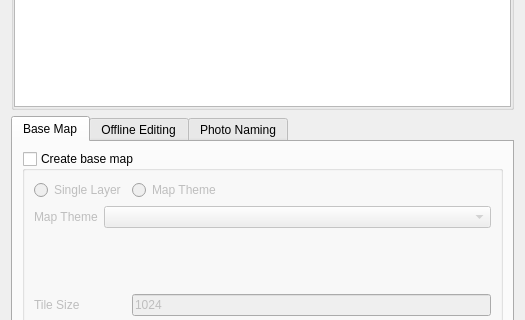
The window that qfieldsync/ui/project_configuration_dialog.ui (opengisch/qfieldsync) describes before a commit, drawn with Qt 5; both pictures show x 0 to 525 and y 153 to 473 of the 525 by 579 pixel window.
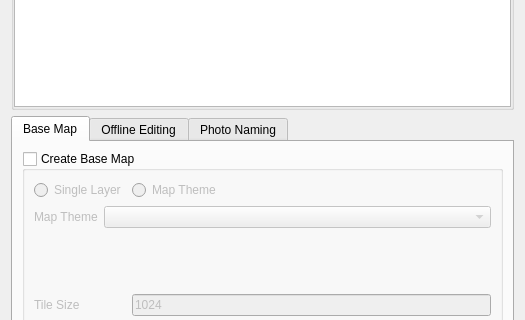
The same window after the commit. Icons and pictures are not drawn. Custom widgets are drawn as their Qt base class.

Patch:
```diff
--- a/qfieldsync/ui/project_configuration_dialog.ui
+++ b/qfieldsync/ui/project_configuration_dialog.ui
@@ -111,7 +111,7 @@
           <string>A base map is fully rendered to a raster image. Attributes from layers on a base map are no longer accessible.</string>
          </property>
          <property name="title">
-          <string>Create base map</string>
+          <string>Create Base Map</string>
          </property>
          <property name="checkable">
           <bool>true</bool>
```
Left out of the diff: 4 changed lines with no effect on the pictures.
